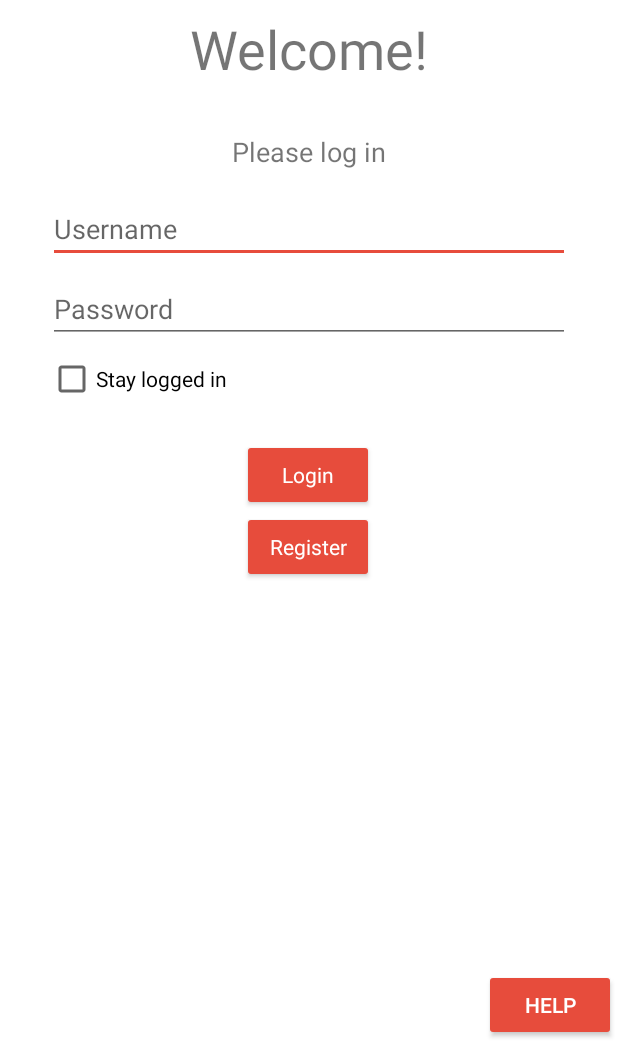
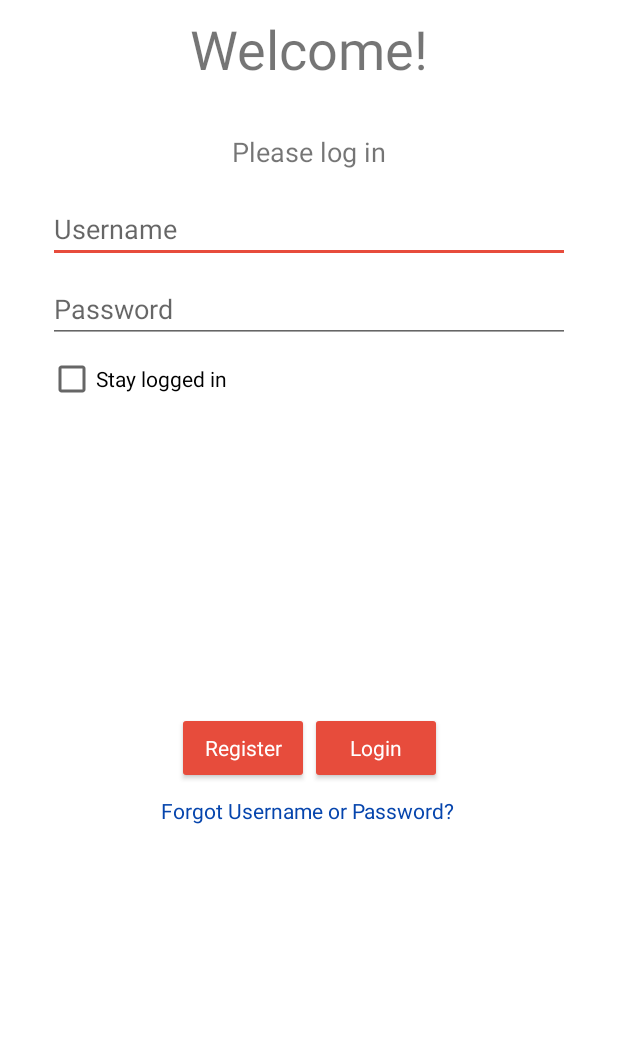
Before and after one commit to cga3798/ChatApp, an Android app: the screen it shows after launch (MainActivity), on a phone screen of 412 x 824 dp, the part 195-1236 px from its top. Run offline under Robolectric (Android 15) with nearby library versions, the phone set to English and light mode, and no system bars.

Commit message:
change ui done

```diff
--- a/app/src/main/java/group1/tcss450/uw/edu/a450groupone/LoginFragment.java
+++ b/app/src/main/java/group1/tcss450/uw/edu/a450groupone/LoginFragment.java
@@ -17,6 +17,8 @@ import android.widget.EditText;
 import android.widget.PopupMenu;
 import android.widget.TextView;
 import android.widget.Toast;
+
+import org.w3c.dom.Text;
 
 import group1.tcss450.uw.edu.a450groupone.model.Credentials;
 
@@ -52,10 +54,10 @@ public class LoginFragment extends Fragment implements View.OnClickListener{
         b = (Button) v.findViewById(R.id.LoginButtonRegister);
         b.setOnClickListener(this);
 
-        Button helpButton = (Button) v.findViewById(R.id.help_popup);
-        helpButton.setOnClickListener(this);
-
-
+//        Button helpButton = (Button) v.findViewById(R.id.help_popup);
+//        helpButton.setOnClickListener(this);
+        TextView tv = (TextView) v.findViewById(R.id.help_popup);
+        tv.setOnClickListener(this);
         return v;
     }
 
--- a/app/src/main/res/layout/fragment_home.xml
+++ b/app/src/main/res/layout/fragment_home.xml
@@ -6,6 +6,7 @@
     android:layout_width="match_parent"
     android:layout_height="match_parent"
     android:layout_marginBottom="?attr/actionBarSize"
+    android:background="@color/medium_grey"
     tools:context=".HomeFragment">
 
     <View
--- a/app/src/main/res/layout/fragment_login.xml
+++ b/app/src/main/res/layout/fragment_login.xml
@@ -45,15 +45,15 @@
         style="@android:style/Widget.Material.Button.Colored"
         android:layout_width="wrap_content"
         android:layout_height="wrap_content"
-        android:layout_marginTop="64dp"
+        android:layout_marginBottom="8dp"
+        android:layout_marginEnd="117dp"
         android:elevation="0dp"
         android:text="@string/login_fragment_button"
         android:textAppearance="@style/TextAppearance.AppCompat"
         android:textColor="@android:color/white"
-        app:layout_constraintHorizontal_bias="0.498"
-        app:layout_constraintLeft_toLeftOf="parent"
-        app:layout_constraintRight_toRightOf="parent"
-        app:layout_constraintTop_toBottomOf="@+id/LoginEditTextPassword" />
+        app:layout_constraintBottom_toTopOf="@+id/help_popup"
+        app:layout_constraintEnd_toEndOf="parent"
+        app:layout_constraintStart_toEndOf="@+id/LoginButtonRegister" />
 
     <Button
         android:id="@+id/LoginButtonRegister"
@@ -61,16 +61,13 @@
         android:layout_width="wrap_content"
         android:layout_height="wrap_content"
         android:layout_marginBottom="8dp"
+        android:layout_marginStart="118dp"
         android:elevation="0dp"
         android:text="@string/register_fragment_button"
         android:textAppearance="@style/TextAppearance.AppCompat"
         android:textColor="@android:color/white"
-        app:layout_constraintBottom_toBottomOf="parent"
-        app:layout_constraintHorizontal_bias="0.498"
-        app:layout_constraintLeft_toLeftOf="parent"
-        app:layout_constraintRight_toRightOf="parent"
-        app:layout_constraintTop_toBottomOf="@+id/LoginButtonLogin"
-        app:layout_constraintVertical_bias="0.0" />
+        app:layout_constraintBottom_toTopOf="@+id/help_popup"
+        app:layout_constraintStart_toStartOf="parent" />
 
     <TextView
         android:id="@+id/textView2"
@@ -119,13 +116,25 @@
         app:layout_constraintStart_toStartOf="parent"
         app:layout_constraintTop_toTopOf="parent" />
 
-    <Button
+    <TextView
         android:id="@+id/help_popup"
         android:layout_width="wrap_content"
         android:layout_height="wrap_content"
-        android:layout_marginEnd="1dp"
-        android:text="@string/login_help_fragment_button"
+        android:layout_marginBottom="144dp"
+        android:text="Forgot Username or Password?"
+        android:textColor="@color/linkBlue"
         app:layout_constraintBottom_toBottomOf="parent"
-        app:layout_constraintEnd_toEndOf="parent" />
+        app:layout_constraintHorizontal_bias="0.497"
+        app:layout_constraintLeft_toLeftOf="parent"
+        app:layout_constraintRight_toRightOf="parent" />
+
+    <!--<Button-->
+        <!--android:id="@+id/help_popup"-->
+        <!--android:layout_width="wrap_content"-->
+        <!--android:layout_height="wrap_content"-->
+        <!--android:layout_marginEnd="1dp"-->
+        <!--android:text="@string/login_help_fragment_button"-->
+        <!--app:layout_constraintBottom_toBottomOf="parent"-->
+        <!--app:layout_constraintEnd_toEndOf="parent" />-->
 
 </android.support.constraint.ConstraintLayout>
--- a/app/src/main/res/values/colors.xml
+++ b/app/src/main/res/values/colors.xml
@@ -28,5 +28,6 @@
     <color name="colorDarkPrimary">#212121</color>
     <color name="colorDarkAccent">#e74c3c</color>
     <color name="darkButton">#2196F3</color>
+    <color name="linkBlue">#0645AD</color>
 
 </resources>
```
